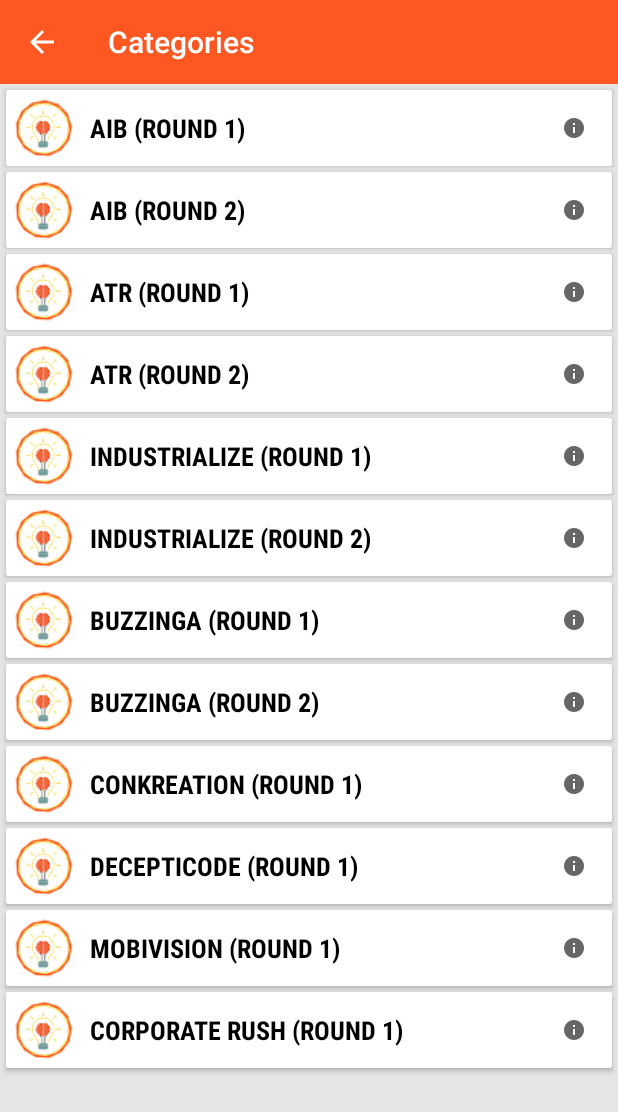
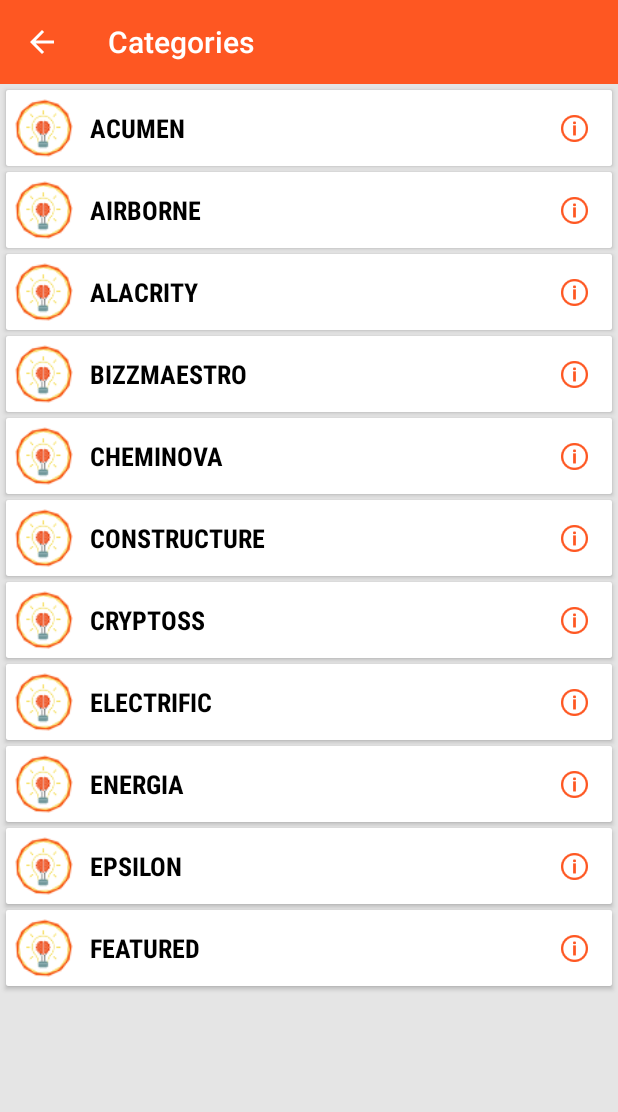
Before and after one commit to anurag-23/TechTatva16, an Android app: the CategoryActivity screen opened directly, with no data from a screen before it, on a phone screen of 412 x 824 dp. Shown: the top 1112 px of the screen. Run offline under Robolectric (Android 15) with nearby library versions, the light colour scheme and no system bars.

```diff
--- a/app/src/main/java/in/techtatva/techtatva/activities/CategoryActivity.java
+++ b/app/src/main/java/in/techtatva/techtatva/activities/CategoryActivity.java
@@ -35,7 +35,7 @@ public class CategoryActivity extends AppCompatActivity {
 
 
     public List<CategoryModel> getCategoriesList() {
-        int[] text = {R.string.event_01,R.string.event_11, R.string.event_02,R.string.event_12, R.string.event_03,R.string.event_13, R.string.event_04,R.string.event_14, R.string.event_05, R.string.event_06, R.string.event_07, R.string.event_08};
+        int[] text = {R.string.category_01,R.string.category_02, R.string.category_03,R.string.category_04, R.string.category_05,R.string.category_06,R.string.category_07, R.string.category_08,R.string.category_09, R.string.category_10, R.string.category_11};
 
         List<CategoryModel> list = new ArrayList<>();
         for (int i = 0; i < text.length; i++) {
--- a/app/src/main/res/layout/category_item.xml
+++ b/app/src/main/res/layout/category_item.xml
@@ -16,7 +16,7 @@
         android:layout_width="match_parent"
         android:layout_height="wrap_content"
         android:orientation="horizontal"
-        android:background="@drawable/on_select_bg">
+        android:background="@color/white">
 
 
         <ImageView
@@ -48,10 +48,9 @@
             android:layout_alignParentEnd="true"
             android:layout_alignParentRight="true"
             android:layout_margin="5dp"
-            android:background="@color/white"
+            android:background="@drawable/on_fav_select"
             android:src="@drawable/category_info"
-            android:longClickable="true"
-            android:layout_marginTop="5dp"
+            android:tint="@color/color_primary"
             android:tag="Deselected"/>
 
     </RelativeLayout>
--- a/app/src/main/res/menu/menu_main.xml
+++ b/app/src/main/res/menu/menu_main.xml
@@ -16,5 +16,5 @@
         android:title="Search"
         android:icon="@drawable/ic_search"
         app:showAsAction="always|collapseActionView"
-        />
+        app:actionViewClass= "android.support.v7.widget.SearchView"/>
 </menu>
--- a/app/src/main/res/values/strings.xml
+++ b/app/src/main/res/values/strings.xml
@@ -38,6 +38,18 @@
     <string name="event_17">Mobivision (Round 2)</string>
     <string name="event_18">Corporate Rush (Round 2)</string>
 
+    <string name="category_01">Acumen</string>
+    <string name="category_02">Airborne</string>
+    <string name="category_03">Alacrity</string>
+    <string name="category_04">Bizzmaestro</string>
+    <string name="category_05">Cheminova</string>
+    <string name="category_06">Constructure</string>
+    <string name="category_07">Cryptoss</string>
+    <string name="category_08">Electrific</string>
+    <string name="category_09">Energia</string>
+    <string name="category_10">Epsilon</string>
+    <string name="category_11">Featured</string>
+
 
     <string name="hello_blank_fragment">Hello blank fragment</string>
     <string name="title_activity_insta_feed">InstaFeed</string>
--- /dev/null
+++ b/app/src/main/res/xml/searchable.xml
@@ -0,0 +1,4 @@
+<?xml version="1.0" encoding="utf-8"?>
+<searchable xmlns:android="http://schemas.android.com/apk/res/android"
+    android:hint="@string/app_name"
+    android:label="@string/app_name" />
```
Also changed, not shown: app/src/main/res/drawable-hdpi/category_info.9.png (added), app/src/main/res/drawable-hdpi/category_info.png (deleted), app/src/main/res/drawable-mdpi/category_info.9.png (added), app/src/main/res/drawable-mdpi/category_info.png (deleted), app/src/main/res/drawable-xhdpi/category_info.9.png (added), app/src/main/res/drawable-xhdpi/category_info.png (deleted), app/src/main/res/drawable-xxhdpi/category_info.9.png (added), app/src/main/res/drawable-xxhdpi/category_info.png (deleted), app/src/main/res/drawable-xxxhdpi/category_info.9.png (added), app/src/main/res/drawable-xxxhdpi/category_info.png (deleted), 1 other file.
